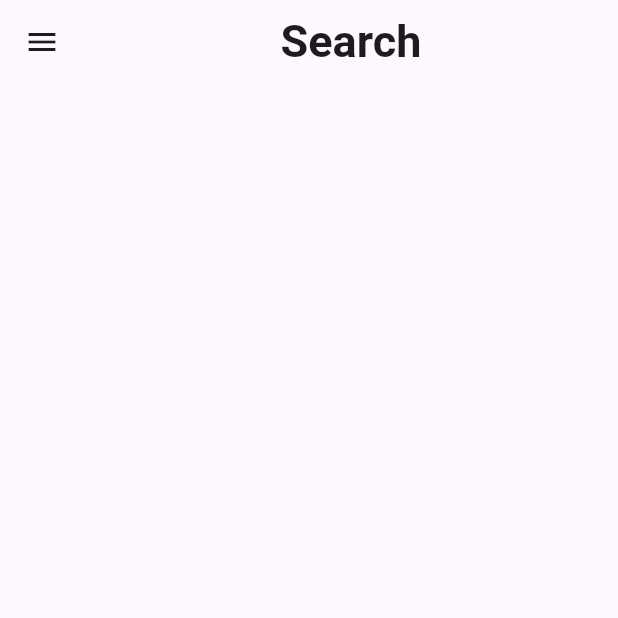
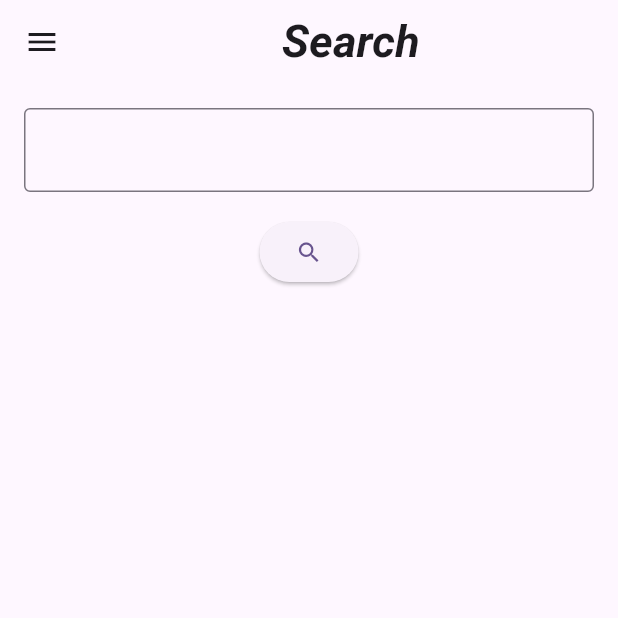
Before and after one commit to SofiaTerracciano/Triplo, a Flutter app: the SearchPage screen opened directly, on a phone screen of 412 x 824 dp, the top half of it. Run offline on Flutter 3.47's test engine with Material 3 defaults, Android fonts, the phone set to English and light mode, and no system bars.

Commit message:
setting iniziale della search page e modifiche di stile + commenti

```diff
--- a/triplo/lib/pages/search-page.dart
+++ b/triplo/lib/pages/search-page.dart
@@ -12,12 +12,16 @@ class SearchPage extends StatefulWidget {
 
 class _SearchPageState extends State<SearchPage> {
   int _selectedIndex = 2;
+  late final TextEditingController _searchController;
 
+  //TextStyle for texts
   static const TextStyle optionStyle = TextStyle(
     fontSize: 30,
     fontWeight: FontWeight.bold,
+    fontStyle: FontStyle.italic,
   );
 
+  //Page titles for AppBar
   static const List<Widget> _widgetOptions = <Widget>[
     Text('Home', style: optionStyle),
     Text('Profile', style: optionStyle),
@@ -25,17 +29,66 @@ class _SearchPageState extends State<SearchPage> {
     Text('Settings', style: optionStyle),
   ];
 
+  //initState to initialize the controller
+  @override
+  void initState() {
+    super.initState();
+    //setting controller for TextField -> to acquire input
+    _searchController = TextEditingController();
+  }
+
   @override
   Widget build(BuildContext context) {
     return Scaffold(
       appBar: AppBar(title: Center(child: _widgetOptions[_selectedIndex]),),
-      //body:
+      body: Container(
+        alignment: Alignment.center,
+        //TextField to insert search text
+          child: Column(
+            children: [Padding(
+              padding: const EdgeInsets.all(16.0),
+              child: TextField(
+                  controller: _searchController,
+                  decoration: InputDecoration(
+                    border: OutlineInputBorder()
+                  ),
+                )
+              ),
+              //Button to trigger search action
+              ElevatedButton(
+                onPressed: () {
+                  String insertedText = _searchController.text;
+                  //pop up to be sure that TextField acquires the input string
+                  showDialog(
+                    context: context,
+                    builder: (BuildContext context) {
+                      return AlertDialog(
+                        title: const Text('Search Text'),
+                        content: Text('You searched for: $insertedText'),
+                        actions: <Widget>[
+                          TextButton(
+                            child: const Text('OK'),
+                            onPressed: () {
+                              Navigator.of(context).pop();
+                            },
+                          ),
+                        ],
+                      );
+                    },
+                  );
+                },
+                child: const Icon(Icons.search)
+              )
+            ]
+          )
+      ),
+      //Drawer to control the navigation among pages
       drawer: Drawer(
         child: ListView(
           padding: EdgeInsets.zero,
           children: <Widget>[
             const DrawerHeader(
-              decoration: BoxDecoration(color: Colors.blue),
+              decoration: BoxDecoration(color: Colors.greenAccent),
               child: Text(
                 'Menu',
                 style: TextStyle(color: Colors.white, fontSize: 24),
@@ -43,7 +96,7 @@ class _SearchPageState extends State<SearchPage> {
             ),
             ListTile(
               leading: const Icon(Icons.home),
-              title: const Text('Home'),
+              title: const Text('Home', style: optionStyle,),
               selected: _selectedIndex == 0,
               onTap: () {
                 Navigator.pushReplacement(context,
@@ -53,7 +106,7 @@ class _SearchPageState extends State<SearchPage> {
             ),
             ListTile(
               leading: const Icon(Icons.person),
-              title: const Text('Profile'),
+              title: const Text('Profile', style: optionStyle,),
               selected: _selectedIndex == 1,
               onTap: () {
                 Navigator.pushReplacement(context,
@@ -63,7 +116,7 @@ class _SearchPageState extends State<SearchPage> {
             ),
             ListTile(
               leading: const Icon(Icons.search),
-              title: const Text('Search'),
+              title: const Text('Search', style: optionStyle,),
               selected: _selectedIndex == 2,
               onTap: () {
                 Navigator.pushReplacement(context,
@@ -73,7 +126,7 @@ class _SearchPageState extends State<SearchPage> {
             ),
             ListTile(
               leading: const Icon(Icons.settings),
-              title: const Text('Settings'),
+              title: const Text('Settings', style: optionStyle,),
               selected: _selectedIndex == 3,
               onTap: () {
                 Navigator.pushReplacement(context,
```
Also changed, not shown: triplo/lib/pages/home-page.dart (+13 -7 lines), triplo/lib/pages/setting-page.dart (+9 -5 lines), triplo/lib/pages/user-page.dart (+13 -9 lines).
